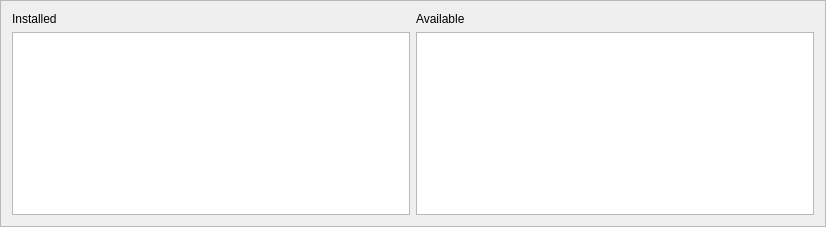
This is kadas/app/ui/kadaspluginmanager.ui in kadas-albireo/kadas-albireo2 as Qt 5 draws it before an edit. The edited form follows.
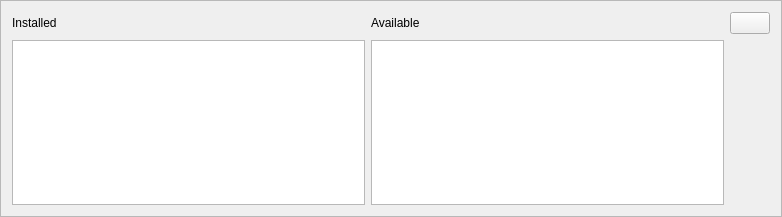
This is the edited form. Icons and pictures are not drawn.

Commit message: Close plugin manager with button

Diff of the .ui file:
```diff
--- a/kadas/app/ui/kadaspluginmanager.ui
+++ b/kadas/app/ui/kadaspluginmanager.ui
@@ -6,8 +6,8 @@
    <rect>
     <x>0</x>
     <y>0</y>
-    <width>826</width>
-    <height>227</height>
+    <width>782</width>
+    <height>217</height>
    </rect>
   </property>
   <property name="windowTitle">
@@ -19,8 +19,6 @@
   <property name="frameShadow">
    <enum>QFrame::Raised</enum>
   </property>
-  <layout class="QGridLayout" name="gridLayout_2">
-   <item row="0" column="0">
     <layout class="QGridLayout" name="gridLayout">
      <item row="0" column="0">
       <widget class="QLabel" name="mInstalledLabel">
@@ -36,24 +34,7 @@
        </property>
       </widget>
      </item>
-     <item row="1" column="1">
-      <widget class="QTreeWidget" name="mAvailableTreeWidget">
-       <property name="headerHidden">
-        <bool>true</bool>
-       </property>
-       <column>
-        <property name="text">
-         <string>plugin</string>
-        </property>
-       </column>
-       <column>
-        <property name="text">
-         <string>icon</string>
-        </property>
-       </column>
-      </widget>
-     </item>
-     <item row="1" column="0">
+   <item row="1" column="0" rowspan="2">
       <widget class="QTreeWidget" name="mInstalledTreeWidget">
        <property name="rootIsDecorated">
         <bool>true</bool>
@@ -73,7 +54,46 @@
        </column>
       </widget>
      </item>
-    </layout>
+   <item row="1" column="1" rowspan="2">
+    <widget class="QTreeWidget" name="mAvailableTreeWidget">
+     <property name="headerHidden">
+      <bool>true</bool>
+     </property>
+     <column>
+      <property name="text">
+       <string>plugin</string>
+      </property>
+     </column>
+     <column>
+      <property name="text">
+       <string>icon</string>
+      </property>
+     </column>
+    </widget>
+   </item>
+   <item row="2" column="2">
+    <spacer name="verticalSpacer">
+     <property name="orientation">
+      <enum>Qt::Vertical</enum>
+     </property>
+     <property name="sizeHint" stdset="0">
+      <size>
+       <width>20</width>
+       <height>158</height>
+      </size>
+     </property>
+    </spacer>
+   </item>
+   <item row="0" column="2">
+    <widget class="QPushButton" name="mCloseButton">
+     <property name="text">
+      <string/>
+     </property>
+     <property name="icon">
+      <iconset theme="close">
+       <normaloff>.</normaloff>.</iconset>
+     </property>
+    </widget>
    </item>
   </layout>
  </widget>
```
Lines whose indentation alone changed are shown as unchanged. The commit also changes 3 other files.
